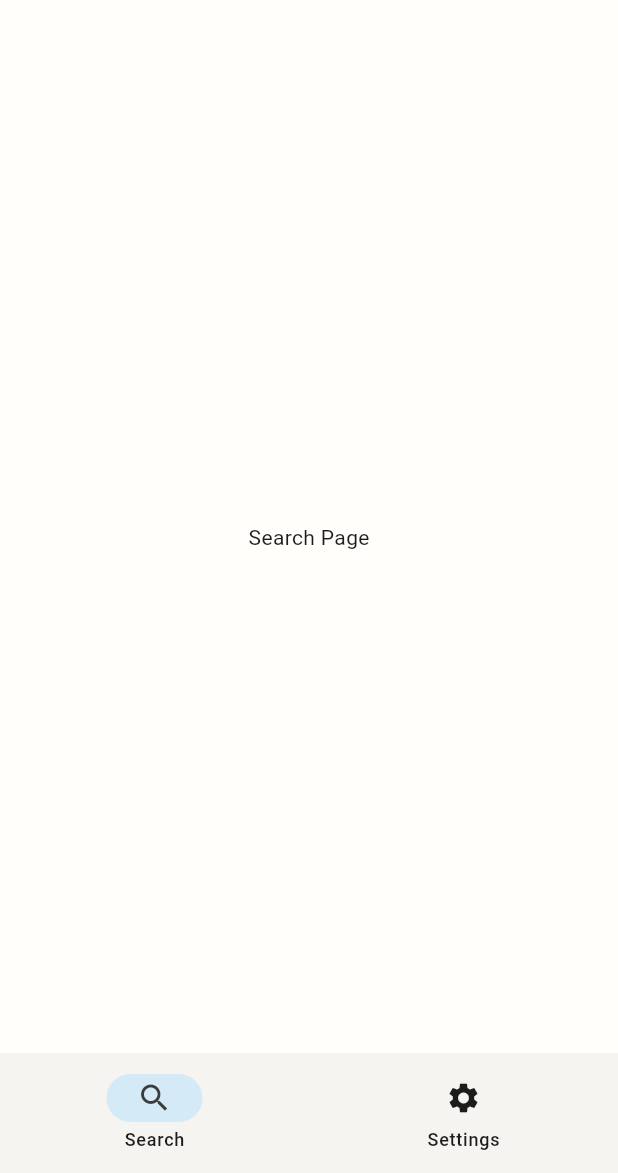
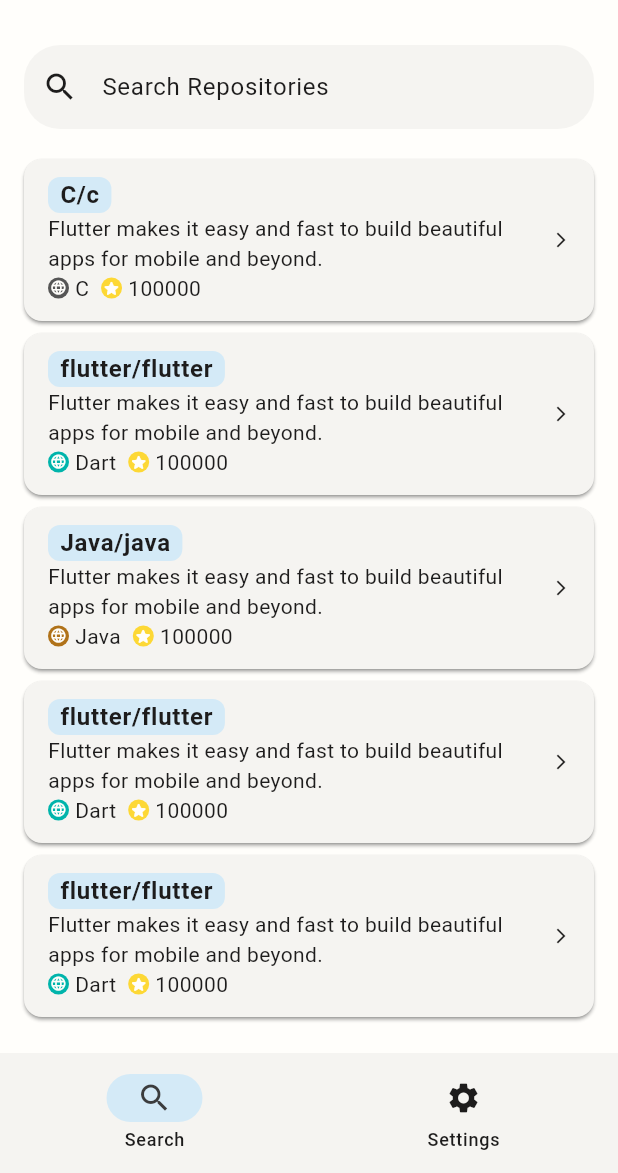
Before and after one commit to hiropoo/github_search, a Flutter app: the screen it shows after launch, on a phone screen of 412 x 824 dp, the part 63-1236 px from its top. Run offline on Flutter 3.47's test engine with Material 3 defaults, Android fonts, the phone set to English and light mode, and no system bars; our stand-ins replace dio, flutter_dotenv, flutter_hooks, flutter_native_splash, freezed_annotation, go_router and 5 more; generated files the repository leaves out were written again.

Commit message:
✨ Implemented Search Page UI to display GitHub API search results

```diff
--- /dev/null
+++ b/lib/src/features/search/presentation/repository_info_notifier.dart
@@ -0,0 +1,81 @@
+import 'package:github_search/src/features/search/domain/owner.dart';
+import 'package:github_search/src/features/search/domain/repository_info.dart';
+import 'package:riverpod_annotation/riverpod_annotation.dart';
+
+part 'repository_info_notifier.g.dart';
+
+@riverpod
+class RepositoryInfoNotifier extends _$RepositoryInfoNotifier {
+  @override
+  Future<List<RepositoryInfo>> build() async {
+    await Future.delayed(const Duration(seconds: 1));
+
+    return [
+      const RepositoryInfo(
+        fullName: 'C/c',
+        owner: Owner(
+          avatarUrl: 'https://avatars.githubusercontent.com/u/14101776?v=4',
+        ),
+        htmlUrl: '',
+        description: 'Flutter makes it easy and fast to build beautiful apps for mobile and beyond.',
+        stargazersCount: 100000,
+        watchersCount: 10000,
+        forksCount: 1000,
+        openIssuesCount: 100,
+        language: 'C',
+      ),
+      const RepositoryInfo(
+        fullName: 'flutter/flutter',
+        owner: Owner(
+          avatarUrl: 'https://avatars.githubusercontent.com/u/14101776?v=4',
+        ),
+        htmlUrl: '',
+        description: 'Flutter makes it easy and fast to build beautiful apps for mobile and beyond.',
+        stargazersCount: 100000,
+        watchersCount: 10000,
+        forksCount: 1000,
+        openIssuesCount: 100,
+        language: 'Dart',
+      ),
+      const RepositoryInfo(
+        fullName: 'Java/java',
+        owner: Owner(
+          avatarUrl: 'https://avatars.githubusercontent.com/u/14101776?v=4',
+        ),
+        htmlUrl: '',
+        description: 'Flutter makes it easy and fast to build beautiful apps for mobile and beyond.',
+        stargazersCount: 100000,
+        watchersCount: 10000,
+        forksCount: 1000,
+        openIssuesCount: 100,
+        language: 'Java',
+      ),
+      const RepositoryInfo(
+        fullName: 'flutter/flutter',
+        owner: Owner(
+          avatarUrl: 'https://avatars.githubusercontent.com/u/14101776?v=4',
+        ),
+        htmlUrl: '',
+        description: 'Flutter makes it easy and fast to build beautiful apps for mobile and beyond.',
+        stargazersCount: 100000,
+        watchersCount: 10000,
+        forksCount: 1000,
+        openIssuesCount: 100,
+        language: 'Dart',
+      ),
+      const RepositoryInfo(
+        fullName: 'flutter/flutter',
+        owner: Owner(
+          avatarUrl: 'https://avatars.githubusercontent.com/u/14101776?v=4',
+        ),
+        htmlUrl: '',
+        description: 'Flutter makes it easy and fast to build beautiful apps for mobile and beyond.',
+        stargazersCount: 100000,
+        watchersCount: 10000,
+        forksCount: 1000,
+        openIssuesCount: 100,
+        language: 'Dart',
+      ),
+    ];
+  }
+}
--- a/lib/src/features/search/presentation/search_page.dart
+++ b/lib/src/features/search/presentation/search_page.dart
@@ -1,4 +1,9 @@
 import 'package:flutter/material.dart';
+import 'package:flutter_hooks/flutter_hooks.dart';
+import 'package:github_search/src/components/search_list_tile.dart';
+import 'package:github_search/src/components/search_textfield.dart';
+import 'package:github_search/src/features/search/data/github_response_repository.dart';
+import 'package:github_search/src/features/search/presentation/repository_info_notifier.dart';
 import 'package:hooks_riverpod/hooks_riverpod.dart';
 
 class SearchPage extends HookConsumerWidget {
@@ -6,11 +11,52 @@
 
   @override
   Widget build(BuildContext context, WidgetRef ref) {
+    final searchController = useTextEditingController();
+    final repositoryList = ref.watch(repositoryInfoNotifierProvider);
+    final repositoryListNotifier = ref.read(repositoryInfoNotifierProvider.notifier);
+
     return Scaffold(
       resizeToAvoidBottomInset: false,
       backgroundColor: Theme.of(context).colorScheme.surface,
-      body: const Center(
-        child: Text('Search Page'),
+      body: Column(
+        children: [
+          // 検索バー
+          SearchTextfield(
+            controller: searchController,
+            onSubmitted: (query) async {
+              if (query.isEmpty) {
+                return;
+              }
+              debugPrint('Submitted: $query');
+
+              final response = await ref.read(githubResponseRepositoryProvider).searchRepositories(query);
+
+              debugPrint('Response: $response');
+            },
+          ),
+
+          // 検索結果
+          repositoryList.when(
+            data: (repositoryInfoList) {
+              return Expanded(
+                child: ListView.builder(
+                  itemCount: repositoryInfoList.length,
+                  itemBuilder: (context, index) {
+                    return SearchListTile(
+                      repositoryInfo: repositoryInfoList[index],
+                    );
+                  },
+                ),
+              );
+            },
+            error: (error, stackTrace) {
+              return Text('Error: $error');
+            },
+            loading: () {
+              return const Expanded(child: Center(child: CircularProgressIndicator()));
+            },
+          ),
+        ],
       ),
     );
   }
```
